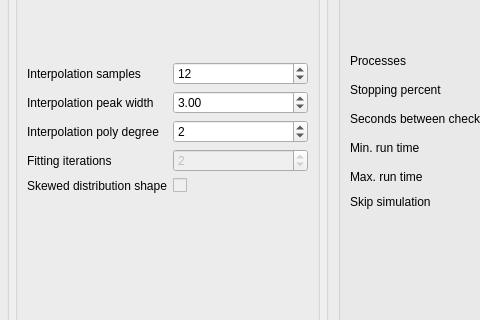
First picture: the form in ui_files/ui_optimization_linear_fluence_params.ui, repository JYU-IBA/potku, before the edit; both pictures show x 306 to 786 and y 200 to 520 of the 947 by 638 pixel window.
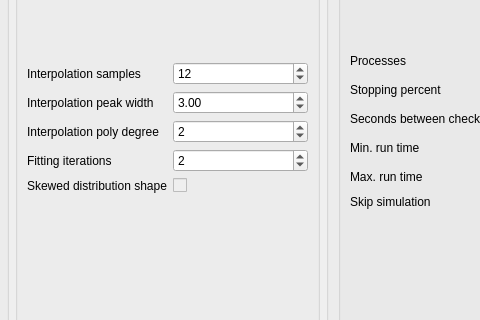
Second picture: the form after the edit.

The edit to the form file:
```diff
--- a/ui_files/ui_optimization_linear_fluence_params.ui
+++ b/ui_files/ui_optimization_linear_fluence_params.ui
@@ -138,9 +138,6 @@
           </item>
           <item row="3" column="1">
            <widget class="QSpinBox" name="fittingIterationCountSpinBox">
-            <property name="enabled">
-             <bool>false</bool>
-            </property>
             <property name="toolTip">
              <string>Number of fitting iterations</string>
             </property>
```
Left out of the diff: 2 changed lines with no effect on the pictures.
